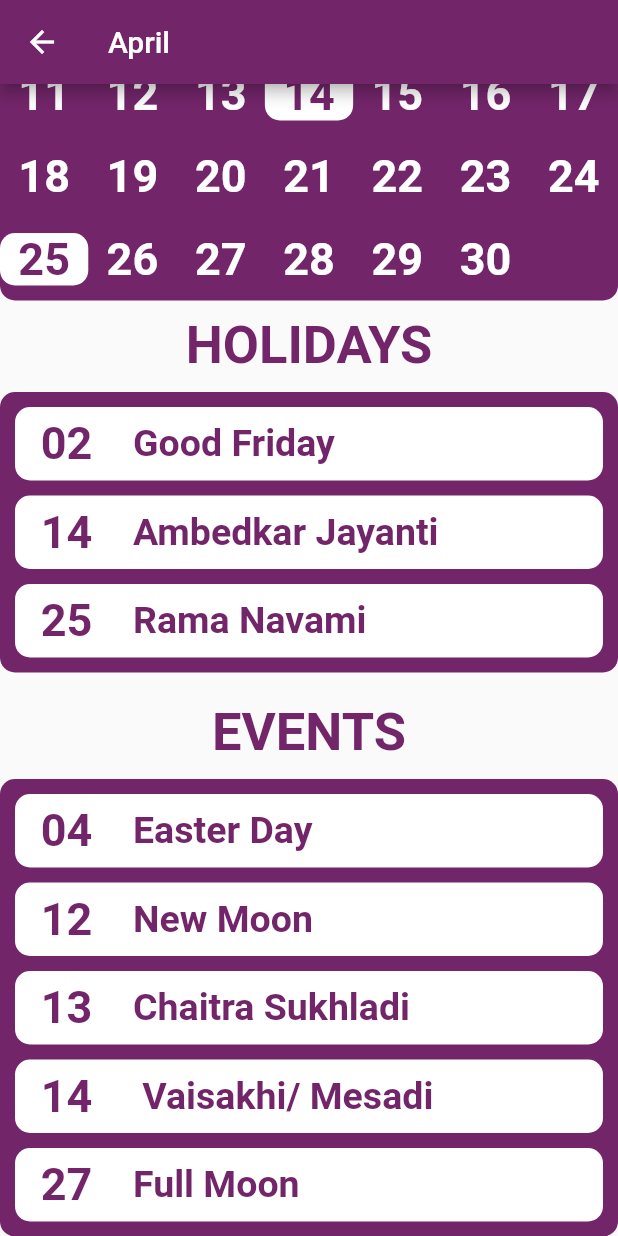
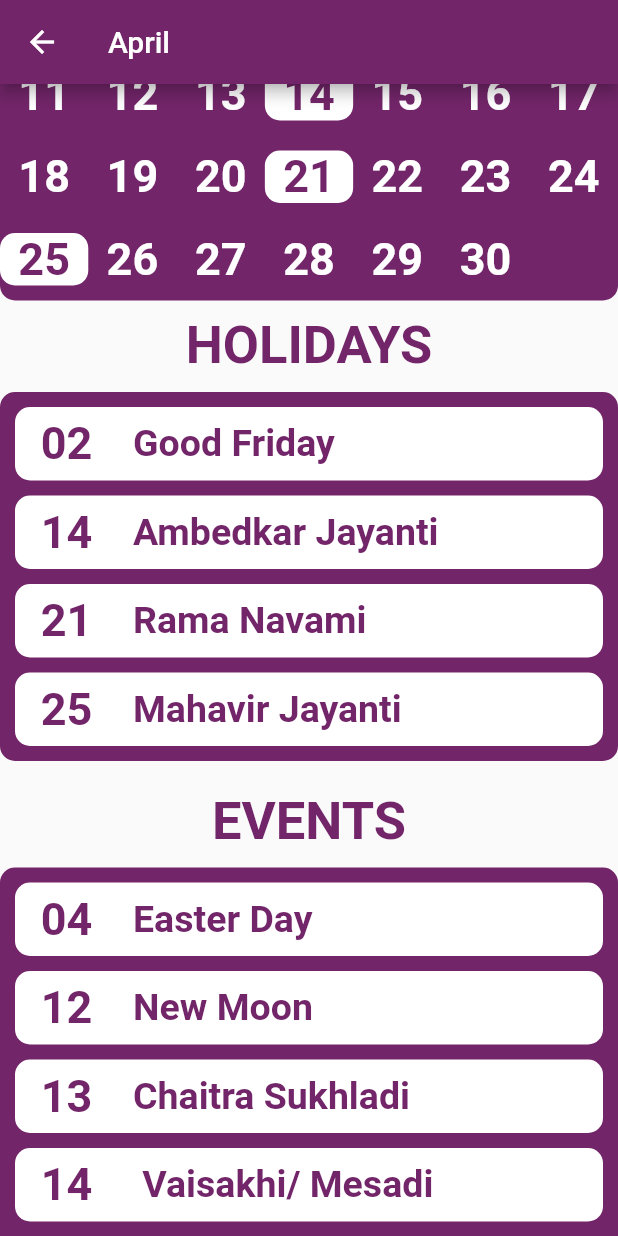
Before and after one commit to Kapilshanbhag09/2021_Calender_flutter, a Flutter app: the April screen opened directly, scrolled down 576 dp, on a phone screen of 412 x 824 dp. Run offline on Flutter 3.47's test engine with Material 2 defaults, Android fonts, the light colour scheme and no system bars.

Commit message:
Removed minor mistakes

```diff
--- a/lib/screens/april.dart
+++ b/lib/screens/april.dart
@@ -435,6 +435,9 @@ class April extends StatelessWidget {
                             ),
                           ),
                           Container(
+                            decoration: BoxDecoration(
+                                color: Color(0xffffffff),
+                                borderRadius: BorderRadius.circular(10.0)),
                             width: MediaQuery.of(context).size.width / 7.0,
                             alignment: Alignment.center,
                             child: Text(
@@ -442,7 +445,7 @@ class April extends StatelessWidget {
                               style: TextStyle(
                                   fontSize: 30.0,
                                   fontWeight: FontWeight.bold,
-                                  color: Color(0xFFFFFFFF)),
+                                  color: Color(0xFF722569)),
                             ),
                           ),
                           Container(
@@ -673,6 +676,39 @@ class April extends StatelessWidget {
                       ),
                       width: MediaQuery.of(context).size.width,
                       margin: const EdgeInsets.only(
+                          left: 10.0, right: 10.0, top: 10.0),
+                      child: Row(children: <Widget>[
+                        Container(
+                          margin: const EdgeInsets.only(top: 7.0, bottom: 7.0),
+                          width: MediaQuery.of(context).size.width / 6.0,
+                          alignment: Alignment.center,
+                          child: Text(
+                            "21",
+                            style: TextStyle(
+                                fontSize: 30.0,
+                                color: Color(0xFF722569),
+                                fontWeight: FontWeight.bold),
+                          ),
+                        ),
+                        Container(
+                          alignment: Alignment.centerLeft,
+                          padding: EdgeInsets.only(left: 10.0),
+                          child: Text(
+                            "Rama Navami",
+                            style: TextStyle(
+                                fontSize: 25.0,
+                                color: Color(0xFF722569),
+                                fontWeight: FontWeight.bold),
+                          ),
+                        )
+                      ])),
+                  Container(
+                      decoration: BoxDecoration(
+                        borderRadius: BorderRadius.circular(10.0),
+                        color: Colors.white,
+                      ),
+                      width: MediaQuery.of(context).size.width,
+                      margin: const EdgeInsets.only(
                           left: 10.0, right: 10.0, top: 10.0, bottom: 10.0),
                       child: Row(children: <Widget>[
                         Container(
@@ -691,7 +727,7 @@ class April extends StatelessWidget {
                           alignment: Alignment.centerLeft,
                           padding: EdgeInsets.only(left: 10.0),
                           child: Text(
-                            "Rama Navami",
+                            "Mahavir Jayanti",
                             style: TextStyle(
                                 fontSize: 25.0,
                                 color: Color(0xFF722569),
--- a/lib/screens/august.dart
+++ b/lib/screens/august.dart
@@ -622,7 +622,7 @@ class August extends StatelessWidget {
                           alignment: Alignment.centerLeft,
                           padding: EdgeInsets.only(left: 10.0),
                           child: Text(
-                            "Independence day",
+                            "Independence Day",
                             style: TextStyle(
                                 fontSize: 25.0,
                                 color: Color(0xFF8A0000),
--- a/lib/screens/february.dart
+++ b/lib/screens/february.dart
@@ -458,7 +458,7 @@ class February extends StatelessWidget {
                           width: MediaQuery.of(context).size.width / 7.0,
                           alignment: Alignment.center,
                           child: Text(
-                            "27",
+                            "26",
                             style: TextStyle(
                                 fontSize: 30.0,
                                 fontWeight: FontWeight.bold,
--- a/lib/screens/january.dart
+++ b/lib/screens/january.dart
@@ -754,7 +754,7 @@ class January extends StatelessWidget {
                           alignment: Alignment.centerLeft,
                           padding: EdgeInsets.only(left: 10.0),
                           child: Text(
-                            "Makara Sankarnati",
+                            "Makara Sankranti",
                             style: TextStyle(
                                 fontSize: 25.0,
                                 color: Color(0xFFFECB00),
--- a/lib/screens/march.dart
+++ b/lib/screens/march.dart
@@ -699,7 +699,7 @@ class March extends StatelessWidget {
                           width: MediaQuery.of(context).size.width / 6.0,
                           alignment: Alignment.center,
                           child: Text(
-                            "06",
+                            "13",
                             style: TextStyle(
                                 fontSize: 30.0,
                                 color: Color(0xFF000000),
--- a/lib/screens/may.dart
+++ b/lib/screens/may.dart
@@ -580,7 +580,7 @@ class May extends StatelessWidget {
                             width: MediaQuery.of(context).size.width / 7.0,
                             alignment: Alignment.center,
                             child: Text(
-                              "31",
+                              "30",
                               style: TextStyle(
                                 fontSize: 30.0,
                                 fontWeight: FontWeight.bold,
--- a/lib/screens/october.dart
+++ b/lib/screens/october.dart
@@ -711,7 +711,7 @@ class October extends StatelessWidget {
                           alignment: Alignment.centerLeft,
                           padding: EdgeInsets.only(left: 10.0),
                           child: Text(
-                            "Gandhi Jayanthi",
+                            "Gandhi Jayanti",
                             style: TextStyle(
                                 fontSize: 25.0,
                                 color: Color(0xFFFF9B19),
```
